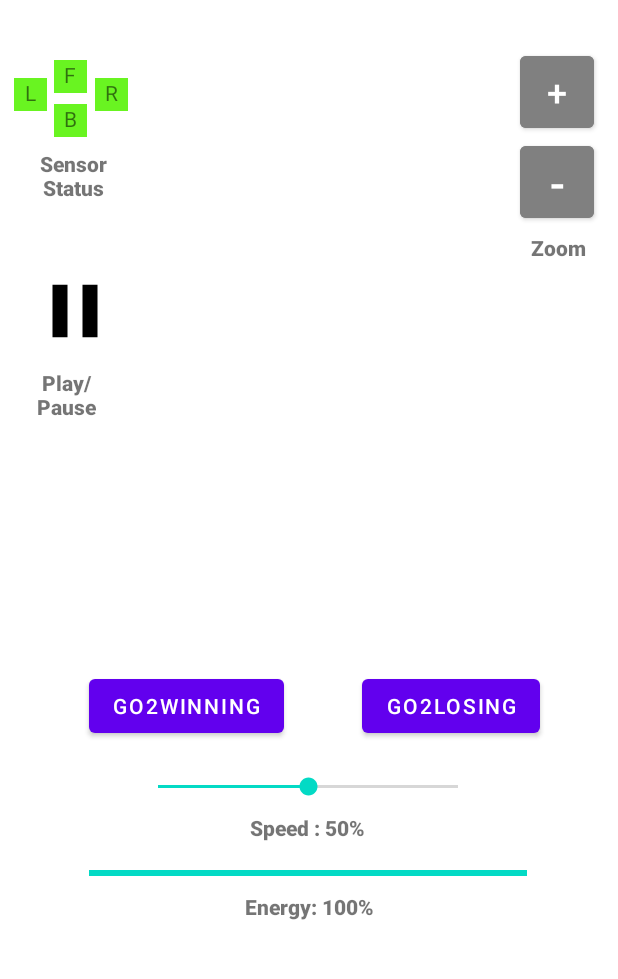
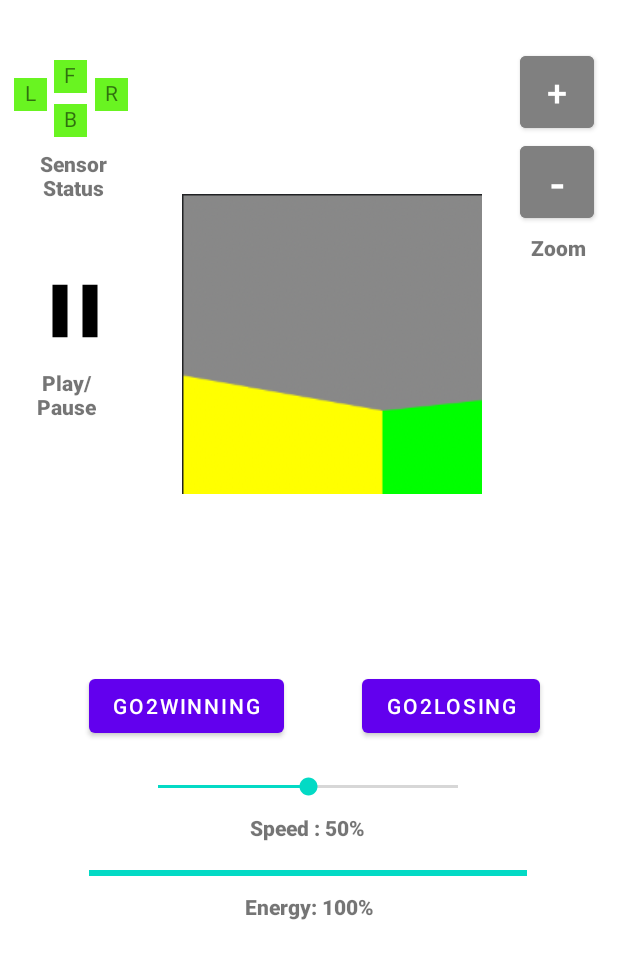
Before and after one commit to etKenzie/Maze, an Android app: the PlayAnimationActivity screen opened directly, with no data from a screen before it, on a phone screen of 412 x 824 dp, the part 249-1228 px from its top. Run offline under Robolectric (Android 15) with nearby library versions, the phone set to English and light mode, and no system bars.

Commit message:
Implement maze Panels and add into activities

```diff
--- a/app/src/main/java/edu/wm/cs/cs301/amazebykenzieevan/PlayAnimationActivity.java
+++ b/app/src/main/java/edu/wm/cs/cs301/amazebykenzieevan/PlayAnimationActivity.java
@@ -10,6 +10,8 @@ import android.widget.TextView;
 import android.widget.ToggleButton;
 
 import androidx.appcompat.app.AppCompatActivity;
+
+import edu.wm.cs.cs301.amazebykenzieevan.views.MazePanel;
 
 public class PlayAnimationActivity extends AppCompatActivity {
     // Driver and Robot to use from State Generating
@@ -55,6 +57,8 @@ public class PlayAnimationActivity extends AppCompatActivity {
     Button buttonGoWin;
     Button buttonGoLose;
     String losingReason;
+
+    MazePanel mazePanelAnimation;
 
     private static final String TAG = "PlayAnimationActivity";
 
@@ -178,7 +182,7 @@ public class PlayAnimationActivity extends AppCompatActivity {
         buttonGoWin = (Button) findViewById(R.id.buttonGoWin);
         buttonGoLose = (Button) findViewById(R.id.buttonGoLose);
 
-        // Hardcoded Values for p6 for pathLength and enegyConsumed
+        // Hardcoded Values for p6 for pathLength and energyConsumed
         pathLength = 98;
         energyConsumed = 1024;
         losingReason = "Robot ran out of Energy.";
@@ -196,6 +200,11 @@ public class PlayAnimationActivity extends AppCompatActivity {
                 goLosingActivity();
             }
         });
+
+        // MazePanel Call
+        mazePanelAnimation = findViewById(R.id.mazePanelAnimation);
+
+
 
     }
 
--- a/app/src/main/java/edu/wm/cs/cs301/amazebykenzieevan/StateGenerating.java
+++ b/app/src/main/java/edu/wm/cs/cs301/amazebykenzieevan/StateGenerating.java
@@ -46,7 +46,6 @@ public class StateGenerating extends AppCompatActivity implements AdapterView.On
         mazeGenerator = intent.getStringExtra("mazeGenerator");
         roomState = intent.getExtras().getBoolean("roomState");
         seed = intent.getExtras().getInt("Seed");
-
 
         // Spinner Maze Driver Instance
         spinnerMazeDriver = (Spinner) findViewById(R.id.spinnerMazeDriver);
--- /dev/null
+++ b/app/src/main/java/edu/wm/cs/cs301/amazebykenzieevan/views/MazePanel.java
@@ -0,0 +1,130 @@
+package edu.wm.cs.cs301.amazebykenzieevan.views;
+
+import android.content.Context;
+import android.graphics.Bitmap;
+import android.graphics.BitmapFactory;
+import android.graphics.Canvas;
+import android.graphics.Paint;
+import android.graphics.Rect;
+import android.util.AttributeSet;
+import android.view.View;
+
+import androidx.annotation.Nullable;
+
+import edu.wm.cs.cs301.amazebykenzieevan.R;
+
+/**
+ * @author kenzieevan
+ * Used for MazePanel in Play Manual Activity
+ *
+ */
+public class MazePanel extends View {
+
+
+    private Rect mRectSquare;
+    private Paint mPaintSquare;
+
+    private Canvas canvas;
+    private Bitmap mainBitmap;
+    private Paint paint;
+
+    private int imageWidth;
+    private int imageHeight;
+
+    public MazePanel(Context context) {
+        super(context);
+
+        init(null);
+    }
+
+    public MazePanel(Context context, @Nullable AttributeSet attrs) {
+        super(context, attrs);
+
+        init(attrs);
+    }
+
+    public MazePanel(Context context, @Nullable AttributeSet attrs, int defStyleAttr) {
+        super(context, attrs, defStyleAttr);
+
+        init(attrs);
+    }
+
+    public MazePanel(Context context, @Nullable AttributeSet attrs, int defStyleAttr, int defStyleRes) {
+        super(context, attrs, defStyleAttr, defStyleRes);
+
+        init(attrs);
+    }
+    private void init(@Nullable AttributeSet set){
+        mRectSquare = new Rect();
+        mPaintSquare = new Paint(Paint.ANTI_ALIAS_FLAG);
+
+
+    }
+
+
+    @Override
+    protected void onDraw(Canvas canvas) {
+
+        this.canvas = canvas;
+        canvas.save();
+
+
+
+        mainBitmap = BitmapFactory.decodeResource(getResources(), R.drawable.maze_wall);
+        mainBitmap = Bitmap.createScaledBitmap(mainBitmap, 530, 530, false);
+        canvas.drawBitmap(mainBitmap, 0, 0, null);
+
+
+        // Drawing My maze on the Canvas then save and convert to Bitmap by making png of it
+//        mRectSquare.top = 0;
+//        mRectSquare.left = 0;
+//        mRectSquare.right = 530;
+//        mRectSquare.bottom = 265;
+//        mPaintSquare.setColor(Color.GRAY);
+//
+//
+//        canvas.drawRect(mRectSquare, mPaintSquare);
+//
+//        mRectSquare.top = 265;
+//        mRectSquare.left = 0;
+//        mRectSquare.right = 530;
+//        mRectSquare.bottom = 530;
+//        mPaintSquare.setColor(Color.BLACK);
+//
+//        canvas.drawRect(mRectSquare, mPaintSquare);
+
+//        // Draw Maze Wall
+//        Paint wallpaint = new Paint();
+//        wallpaint.setColor(Color.YELLOW);
+//        wallpaint.setStyle(Paint.Style.FILL);
+//
+//        Path wallpath = new Path();
+//        wallpath.reset(); // only needed when reusing this path for a new build
+//        wallpath.moveTo(0, 450); // used for first point
+//        wallpath.lineTo(0, 180);
+//        wallpath.lineTo(200, 215);
+//        wallpath.lineTo(200, 350);
+//        wallpath.close(); // there is a setLastPoint action but i found it not to work as expected
+//
+//        canvas.drawPath(wallpath, wallpaint);
+//
+//        wallpaint = new Paint();
+//        wallpaint.setColor(Color.GREEN);
+//        wallpaint.setStyle(Paint.Style.FILL);
+//
+//        wallpath = new Path();
+//        wallpath.reset(); // only needed when reusing this path for a new build
+//        wallpath.moveTo(530, 450); // used for first point
+//        wallpath.lineTo(530, 180);
+//        wallpath.lineTo(200, 215);
+//        wallpath.lineTo(200, 350);
+//        wallpath.close(); // there is a setLastPoint action but i found it not to work as expected
+//
+//        canvas.drawPath(wallpath, wallpaint);
+
+
+
+
+    }
+
+}
--- a/app/src/main/res/layout/activity_losing.xml
+++ b/app/src/main/res/layout/activity_losing.xml
@@ -72,7 +72,7 @@
         android:layout_marginTop="96dp"
         android:fontFamily="sans-serif-black"
         android:text="@string/LosingReason"
-        android:textSize="16dp"
+        android:textSize="16sp"
         app:layout_constraintEnd_toEndOf="parent"
         app:layout_constraintHorizontal_bias="0.498"
         app:layout_constraintStart_toStartOf="parent"
--- a/app/src/main/res/layout/activity_play_animation.xml
+++ b/app/src/main/res/layout/activity_play_animation.xml
@@ -5,6 +5,17 @@
     android:layout_width="match_parent"
     android:layout_height="match_parent"
     tools:context=".PlayAnimationActivity">
+
+    <edu.wm.cs.cs301.amazebykenzieevan.views.MazePanel
+        android:id="@+id/mazePanelAnimation"
+        android:layout_width="200dp"
+        android:layout_height="200dp"
+        app:layout_constraintBottom_toTopOf="@+id/seekbarSpeed"
+        app:layout_constraintEnd_toEndOf="parent"
+        app:layout_constraintHorizontal_bias="0.573"
+        app:layout_constraintStart_toStartOf="parent"
+        app:layout_constraintTop_toBottomOf="@+id/textShowMaze2"
+        app:layout_constraintVertical_bias="0.416" />
 
     <Button
         android:id="@+id/buttonZoomIn2"
```
Also changed, not shown: app/src/main/java/edu/wm/cs/cs301/amazebykenzieevan/LosingActivity.java (+9 -0 lines), app/src/main/java/edu/wm/cs/cs301/amazebykenzieevan/PlayManuallyActivity.java (+7 -0 lines), app/src/main/java/edu/wm/cs/cs301/amazebykenzieevan/StateTitle.java (+9 -1 lines), app/src/main/java/edu/wm/cs/cs301/amazebykenzieevan/views/MazePanel2.java (added, +97 -0 lines), app/src/main/res/drawable/ic_baseline_arrow_drop_down_circle_24.xml (added, +12 -0 lines), app/src/main/res/layout/activity_play_manually.xml (+11 -0 lines), app/src/main/res/drawable-v24/maze_wall.png (added), app/src/main/res/drawable-v24/red_ball.png (added).
